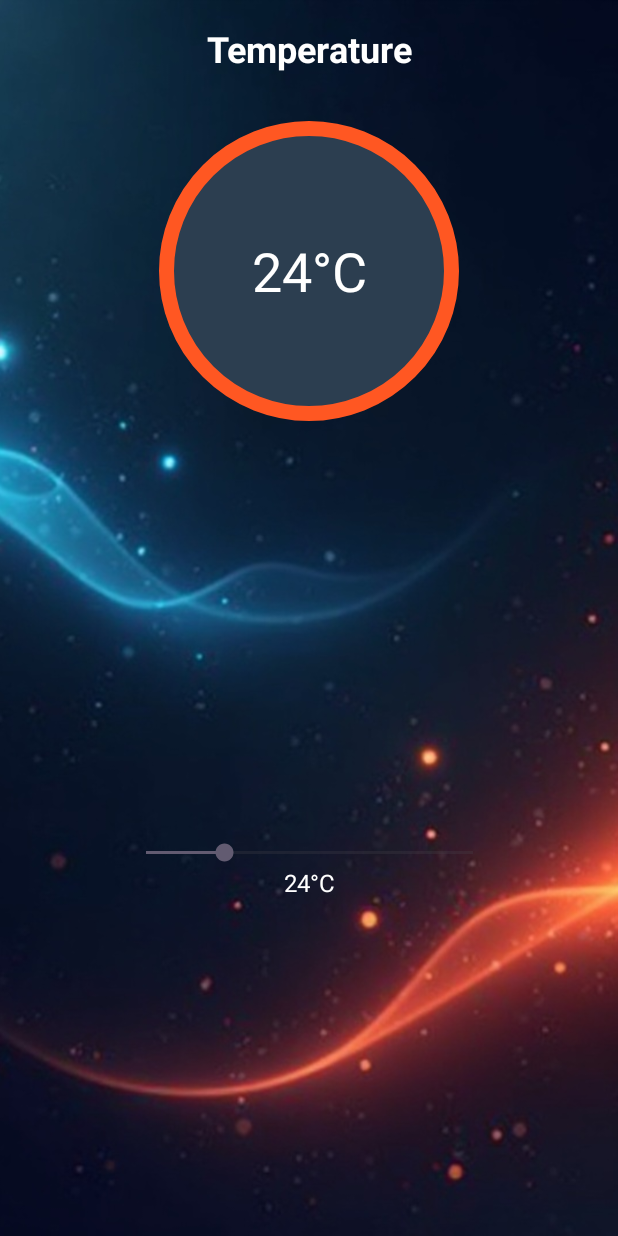
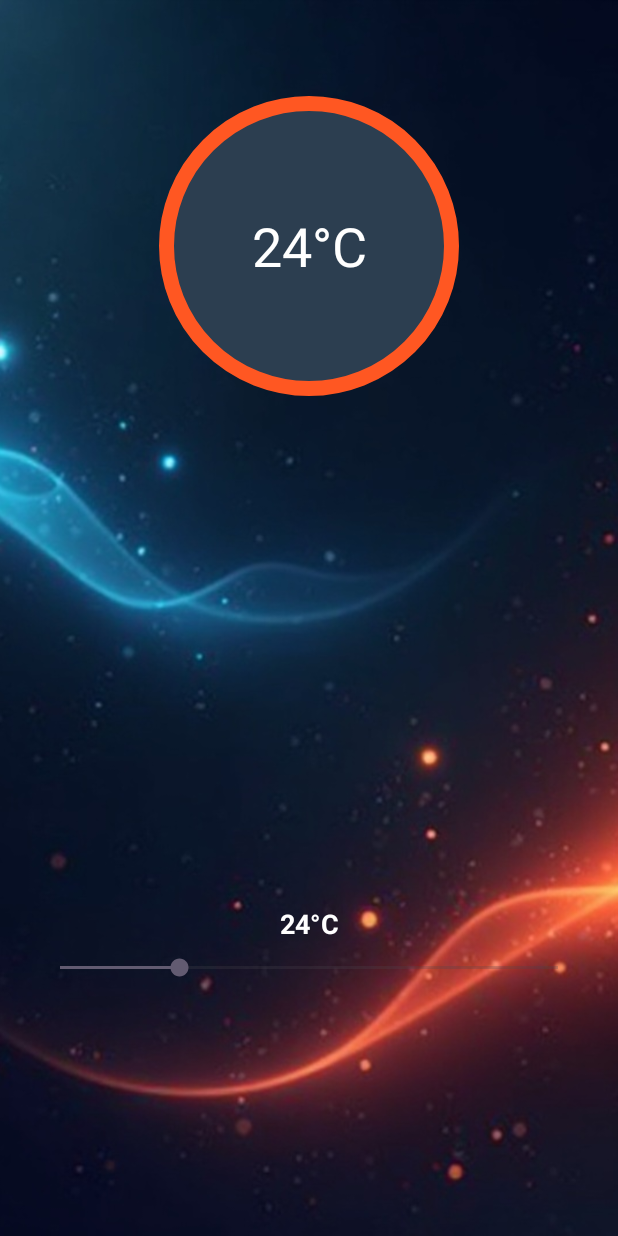
Before and after one commit to Sandaruwan720/labtest_EEI4369, an Android app: the TemperatureActivity screen opened directly, with no data from a screen before it, on a phone screen of 412 x 824 dp. Run offline under Robolectric (Android 15) with nearby library versions, the phone set to English and light mode, and no system bars.

Commit message:
update the Temperature page

```diff
--- a/app/src/main/java/com/s23010163/sandaruwan/TemperatureActivity.java
+++ b/app/src/main/java/com/s23010163/sandaruwan/TemperatureActivity.java
@@ -7,7 +7,7 @@ import android.hardware.SensorEventListener;
 import android.hardware.SensorManager;
 import android.media.MediaPlayer;
 import android.os.Bundle;
-import android.util.Log;
+import android.widget.SeekBar;
 import android.widget.TextView;
 import android.widget.Toast;
 
@@ -15,94 +15,113 @@ import androidx.appcompat.app.AppCompatActivity;
 
 public class TemperatureActivity extends AppCompatActivity implements SensorEventListener {
 
-    private TextView tvTemperature;
+    private TextView tvTemperature, tvSeekValue;
+    private SeekBar seekBarTemp;
+    private float currentTemp = 24f;
+    private final float TEMP_THRESHOLD = 63.0f;
+    private MediaPlayer mediaPlayer;
+
     private SensorManager sensorManager;
-    private Sensor ambientTempSensor;
-    private MediaPlayer mediaPlayer;
-    private boolean isPlaying = false;
-
-    private final float TEMP_THRESHOLD = 63.0f;
+    private Sensor tempSensor;
+    private boolean isSensorAvailable = false;
+    private boolean isManualOverride = false; // Track manual SeekBar change
 
     @Override
     protected void onCreate(Bundle savedInstanceState) {
         super.onCreate(savedInstanceState);
-        setContentView(R.layout.activity_temperatue); // Match your layout name
+        setContentView(R.layout.activity_temperatue);
 
         tvTemperature = findViewById(R.id.tvTemperature);
+        tvSeekValue = findViewById(R.id.tvSeekValue);
+        seekBarTemp = findViewById(R.id.seekBarTemp);
 
-        // Initialize Sensor Manager and ambient temperature sensor
+        mediaPlayer = MediaPlayer.create(this, R.raw.warning);
+
+        updateTemperatureViews(currentTemp);
+        seekBarTemp.setProgress((int) currentTemp);
+
+        // Sensor setup
         sensorManager = (SensorManager) getSystemService(Context.SENSOR_SERVICE);
         if (sensorManager != null) {
-            ambientTempSensor = sensorManager.getDefaultSensor(Sensor.TYPE_AMBIENT_TEMPERATURE);
+            tempSensor = sensorManager.getDefaultSensor(Sensor.TYPE_AMBIENT_TEMPERATURE);
+            isSensorAvailable = tempSensor != null;
         }
 
-        if (ambientTempSensor == null) {
-            Toast.makeText(this, "Ambient Temperature Sensor not available", Toast.LENGTH_LONG).show();
-        }
+        // SeekBar listener
+        seekBarTemp.setOnSeekBarChangeListener(new SeekBar.OnSeekBarChangeListener() {
+            @Override public void onProgressChanged(SeekBar seekBar, int progress, boolean fromUser) {
+                if (fromUser) {
+                    isManualOverride = true;
+                    currentTemp = progress;
+                    updateTemperatureViews(currentTemp);
+                    checkTemperatureWarning();
+                }
+            }
 
-        // Load the warning audio from res/raw
-        mediaPlayer = MediaPlayer.create(this, R.raw.warning);
+            @Override public void onStartTrackingTouch(SeekBar seekBar) {}
+            @Override public void onStopTrackingTouch(SeekBar seekBar) {}
+        });
     }
 
     @Override
     protected void onResume() {
         super.onResume();
-        if (ambientTempSensor != null) {
-            sensorManager.registerListener(this, ambientTempSensor, SensorManager.SENSOR_DELAY_NORMAL);
+        if (isSensorAvailable) {
+            sensorManager.registerListener(this, tempSensor, SensorManager.SENSOR_DELAY_NORMAL);
         }
     }
 
     @Override
     protected void onPause() {
         super.onPause();
-        sensorManager.unregisterListener(this);
-        stopAudio();
+        if (isSensorAvailable) {
+            sensorManager.unregisterListener(this);
+        }
+        if (mediaPlayer != null) {
+            if (mediaPlayer.isPlaying()) mediaPlayer.stop();
+            mediaPlayer.release();
+            mediaPlayer = null;
+        }
     }
 
     @Override
     public void onSensorChanged(SensorEvent event) {
-        if (event.sensor.getType() == Sensor.TYPE_AMBIENT_TEMPERATURE) {
-            float temperature = event.values[0];
-            tvTemperature.setText(String.format("%.1f°C", temperature));
-
-            if (temperature > TEMP_THRESHOLD) {
-                playAudio();
-                Toast.makeText(this, "Warning! High Temperature!", Toast.LENGTH_SHORT).show();
-            } else {
-                stopAudio();
-            }
+        if (!isManualOverride) {
+            currentTemp = event.values[0];
+            updateTemperatureViews(currentTemp);
+            seekBarTemp.setProgress((int) currentTemp);
+            checkTemperatureWarning();
         }
     }
 
     @Override
-    public void onAccuracyChanged(Sensor sensor, int accuracy) {
-        // Not used
+    public void onAccuracyChanged(Sensor sensor, int accuracy) {}
+
+    private void updateTemperatureViews(float temperature) {
+        String text = (int) temperature + "°C";
+        tvTemperature.setText(text);
+        tvSeekValue.setText(text);
     }
 
-    private void playAudio() {
-        if (mediaPlayer != null && !isPlaying) {
-            mediaPlayer.start();
-            isPlaying = true;
+    private void checkTemperatureWarning() {
+        if (currentTemp > TEMP_THRESHOLD) {
+            playWarningSound();
+            Toast.makeText(this, "Temperature too high!", Toast.LENGTH_SHORT).show();
+        } else {
+            stopWarningSound();
         }
     }
 
-    private void stopAudio() {
-        if (mediaPlayer != null && isPlaying) {
-            mediaPlayer.pause();
-            mediaPlayer.seekTo(0);
-            isPlaying = false;
+    private void playWarningSound() {
+        if (mediaPlayer != null && !mediaPlayer.isPlaying()) {
+            mediaPlayer.start();
         }
     }
 
-    @Override
-    protected void onDestroy() {
-        super.onDestroy();
-        if (mediaPlayer != null) {
-            if (mediaPlayer.isPlaying()) {
-                mediaPlayer.stop();
-            }
-            mediaPlayer.release();
-            mediaPlayer = null;
+    private void stopWarningSound() {
+        if (mediaPlayer != null && mediaPlayer.isPlaying()) {
+            mediaPlayer.pause();
+            mediaPlayer.seekTo(0);
         }
     }
 }
--- a/app/src/main/res/layout/activity_temperatue.xml
+++ b/app/src/main/res/layout/activity_temperatue.xml
@@ -2,12 +2,10 @@
 <androidx.constraintlayout.widget.ConstraintLayout
     xmlns:android="http://schemas.android.com/apk/res/android"
     xmlns:app="http://schemas.android.com/apk/res-auto"
-    android:id="@+id/temperatureLayout"
     android:layout_width="match_parent"
-    android:layout_height="match_parent"
-    android:fitsSystemWindows="true">
+    android:layout_height="match_parent">
 
-    <!-- Background Image fills entire screen -->
+    <!-- Background Image -->
     <ImageView
         android:id="@+id/backgroundImage"
         android:layout_width="match_parent"
@@ -15,20 +13,6 @@
         android:scaleType="centerCrop"
         android:src="@drawable/tempereturebackground"
         android:contentDescription="@null" />
-
-    <!-- Title -->
-    <TextView
-        android:id="@+id/titleTemp"
-        android:layout_width="wrap_content"
-        android:layout_height="wrap_content"
-        android:text="Temperature"
-        android:textSize="24sp"
-        android:textStyle="bold"
-        android:textColor="#FFFFFF"
-        android:layout_marginTop="16dp"
-        app:layout_constraintTop_toTopOf="parent"
-        app:layout_constraintStart_toStartOf="parent"
-        app:layout_constraintEnd_toEndOf="parent" />
 
     <!-- Circular Temperature Display -->
     <TextView
@@ -40,36 +24,37 @@
         android:textSize="36sp"
         android:textColor="#FFFFFF"
         android:background="@drawable/circle_temp_background"
-        android:layout_marginTop="32dp"
-        app:layout_constraintTop_toBottomOf="@id/titleTemp"
+        android:layout_marginTop="64dp"
+        app:layout_constraintTop_toTopOf="parent"
         app:layout_constraintStart_toStartOf="parent"
         app:layout_constraintEnd_toEndOf="parent" />
 
-    <!-- SeekBar -->
-    <SeekBar
-        android:id="@+id/seekBarTemp"
-        android:layout_width="250dp"
-        android:layout_height="wrap_content"
-        android:max="100"
-        android:progress="24"
-        android:layout_marginTop="280dp"
-        android:layout_marginBottom="16dp"
-        app:layout_constraintTop_toBottomOf="@id/titleTemp"
-        app:layout_constraintBottom_toBottomOf="parent"
-        app:layout_constraintStart_toStartOf="parent"
-        app:layout_constraintEnd_toEndOf="parent"
-        android:theme="@style/Widget.AppCompat.SeekBar" />
-
-    <!-- Temperature value -->
+    <!-- Temperature value above SeekBar -->
     <TextView
         android:id="@+id/tvSeekValue"
         android:layout_width="wrap_content"
         android:layout_height="wrap_content"
         android:text="24°C"
-        android:textSize="16sp"
+        android:textSize="18sp"
         android:textColor="#FFFFFF"
-        app:layout_constraintTop_toBottomOf="@id/seekBarTemp"
+        android:textStyle="bold"
+        android:layout_marginBottom="8dp"
+        app:layout_constraintBottom_toTopOf="@+id/seekBarTemp"
         app:layout_constraintStart_toStartOf="parent"
         app:layout_constraintEnd_toEndOf="parent" />
 
+    <!-- SeekBar at bottom -->
+    <SeekBar
+        android:id="@+id/seekBarTemp"
+        android:layout_width="0dp"
+        android:layout_height="wrap_content"
+        android:layout_margin="24dp"
+        android:max="100"
+        android:progress="24"
+        app:layout_constraintBottom_toBottomOf="parent"
+        app:layout_constraintEnd_toEndOf="parent"
+        app:layout_constraintStart_toStartOf="parent"
+        app:layout_constraintTop_toTopOf="parent"
+        app:layout_constraintVertical_bias="0.807" />
+
 </androidx.constraintlayout.widget.ConstraintLayout>
```
Also changed, not shown: app/src/main/res/drawable/circle_temp_background.xml (line endings or trailing spaces).
